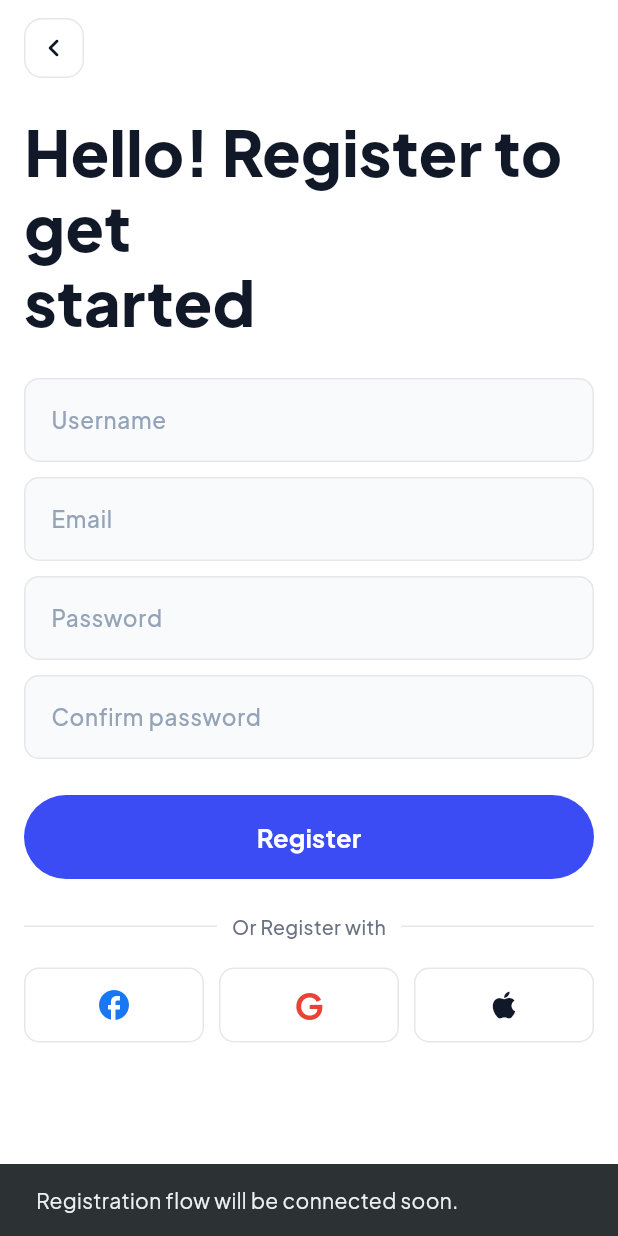
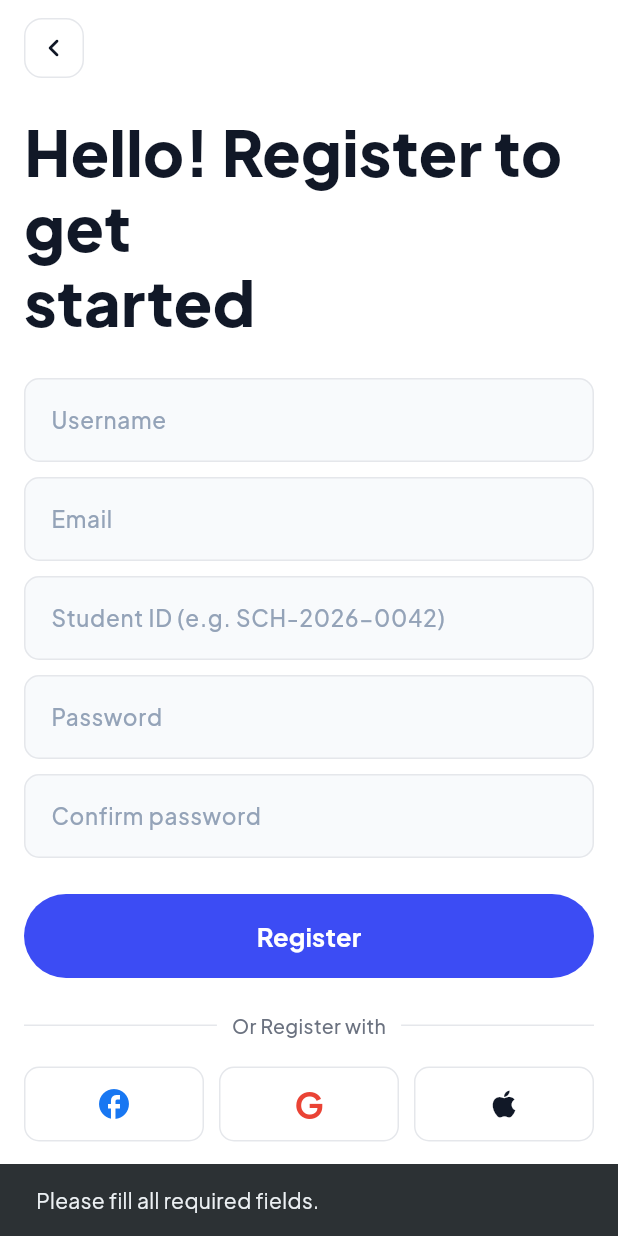
Before and after one commit to Methexx/UniVerse-App, a Flutter app: the screen it shows after launch, after a tap on "Login", after a tap on "Create an account", after a tap on "Register", on a phone screen of 412 x 824 dp. Run offline on Flutter 3.47's test engine with Material 3 defaults, Android fonts, the light colour scheme and no system bars; our stand-ins replace dio, flutter_secure_storage, go_router, google_fonts, shared_preferences; network calls fail.

Commit message:
feat: setup real api endpoints to auth

```diff
--- /dev/null
+++ b/lib/core/api/api_config.dart
@@ -0,0 +1,7 @@
+class ApiConfig {
+  // Android emulator uses 10.0.2.2 to access host machine localhost.
+  static const String baseUrl = String.fromEnvironment(
+    'API_BASE_URL',
+    defaultValue: 'http://10.0.2.2:5000',
+  );
+}
--- a/lib/core/di/service_locator.dart
+++ b/lib/core/di/service_locator.dart
@@ -1,3 +1,7 @@
+import 'package:flutter_secure_storage/flutter_secure_storage.dart';
+import 'package:universe_app/core/api/api_client.dart';
+import 'package:universe_app/core/api/api_config.dart';
+import 'package:universe_app/core/storage/secure_storage.dart';
 import 'package:universe_app/features/auth/repositories/auth_repository.dart';
 
 class ServiceLocator {
@@ -5,9 +9,16 @@ class ServiceLocator {
 
   static final ServiceLocator instance = ServiceLocator._();
 
+  late final ApiClient apiClient;
+  late final SecureStorageService secureStorageService;
   late final AuthRepository authRepository;
 
   void setup() {
-    authRepository = MockAuthRepository();
+    apiClient = ApiClient(baseUrl: ApiConfig.baseUrl);
+    secureStorageService = SecureStorageService(const FlutterSecureStorage());
+    authRepository = ApiAuthRepository(
+      dio: apiClient.dio,
+      secureStorage: secureStorageService,
+    );
   }
 }
--- a/lib/features/auth/repositories/auth_repository.dart
+++ b/lib/features/auth/repositories/auth_repository.dart
@@ -1,23 +1,181 @@
+import 'package:dio/dio.dart';
+import 'package:universe_app/core/api/api_endpoints.dart';
+import 'package:universe_app/core/storage/secure_storage.dart';
 import 'package:universe_app/features/auth/models/user_model.dart';
 
 abstract class AuthRepository {
   Future<UserModel> login({required String email, required String password});
+  Future<void> requestParentRegistrationOtp({
+    required String fullName,
+    required String email,
+    required String password,
+    required String studentIdNo,
+  });
+  Future<UserModel> verifyRegistrationOtp({
+    required String email,
+    required String otp,
+  });
+  Future<UserModel?> restoreSession();
+  Future<void> logout();
 }
 
-class MockAuthRepository implements AuthRepository {
+class ApiAuthRepository implements AuthRepository {
+  ApiAuthRepository({required Dio dio, required SecureStorageService secureStorage})
+      : _dio = dio,
+        _secureStorage = secureStorage;
+
+  final Dio _dio;
+  final SecureStorageService _secureStorage;
+
+  String _extractMessage(DioException error) {
+    final dynamic data = error.response?.data;
+    if (data is Map<String, dynamic>) {
+      final dynamic message = data['message'] ?? data['error'];
+      if (message is String && message.isNotEmpty) {
+        return message;
+      }
+    }
+    return 'Request failed. Please try again.';
+  }
+
+  Future<Map<String, dynamic>> _post(String path, {Map<String, dynamic>? data, Map<String, dynamic>? headers}) async {
+    try {
+      final Response<dynamic> response = await _dio.post<dynamic>(
+        path,
+        data: data,
+        options: Options(headers: headers),
+      );
+
+      final dynamic payload = response.data;
+      if (payload is! Map<String, dynamic>) {
+        throw Exception('Unexpected server response.');
+      }
+
+      return payload;
+    } on DioException catch (error) {
+      throw Exception(_extractMessage(error));
+    }
+  }
+
+  Future<Map<String, dynamic>> _extractDataEnvelope(Map<String, dynamic> payload) async {
+    final dynamic data = payload['data'];
+    if (data is! Map<String, dynamic>) {
+      throw Exception('Unexpected server response format.');
+    }
+    return data;
+  }
+
   @override
   Future<UserModel> login({required String email, required String password}) async {
-    await Future<void>.delayed(const Duration(milliseconds: 700));
+    final Map<String, dynamic> payload = await _post(
+      ApiEndpoints.login,
+      data: {
+        'email': email.trim(),
+        'password': password,
+      },
+    );
 
-    if (email.trim().isEmpty || password.trim().isEmpty) {
-      throw Exception('Email and password are required.');
+    final Map<String, dynamic> data = await _extractDataEnvelope(payload);
+    final String? token = data['token'] as String?;
+    final dynamic userJson = data['user'];
+
+    if (token == null || userJson is! Map<String, dynamic>) {
+      throw Exception('Invalid login response from server.');
     }
 
-    return UserModel(
-      id: 'mock-user-1',
-      email: email,
-      fullName: 'Student User',
-      role: 'student',
+    await _secureStorage.saveAccessToken(token);
+    return UserModel.fromJson(userJson);
+  }
+
+  @override
+  Future<void> requestParentRegistrationOtp({
+    required String fullName,
+    required String email,
+    required String password,
+    required String studentIdNo,
+  }) async {
+    await _post(
+      ApiEndpoints.register,
+      data: {
+        'full_name': fullName.trim(),
+        'email': email.trim(),
+        'password': password,
+        'role': 'parent',
+        'student_id_no': studentIdNo.trim(),
+      },
     );
   }
+
+  @override
+  Future<UserModel> verifyRegistrationOtp({
+    required String email,
+    required String otp,
+  }) async {
+    final Map<String, dynamic> verifyPayload = await _post(
+      ApiEndpoints.verifyOtp,
+      data: {
+        'email': email.trim(),
+        'otp': otp.trim(),
+      },
+    );
+
+    final Map<String, dynamic> data = await _extractDataEnvelope(verifyPayload);
+    final String? token = data['token'] as String?;
+    final dynamic userJson = data['user'];
+
+    if (token == null || userJson is! Map<String, dynamic>) {
+      throw Exception('Invalid OTP verification response from server.');
+    }
+
+    await _secureStorage.saveAccessToken(token);
+    return UserModel.fromJson(userJson);
+  }
+
+  @override
+  Future<UserModel?> restoreSession() async {
+    final String? token = await _secureStorage.getAccessToken();
+    if (token == null || token.isEmpty) {
+      return null;
+    }
+
+    try {
+      final Map<String, dynamic> payload = await _post(
+        ApiEndpoints.refresh,
+        headers: {'Authorization': 'Bearer $token'},
+      );
+
+      final Map<String, dynamic> data = await _extractDataEnvelope(payload);
+      final String? newToken = data['token'] as String?;
+      final dynamic userJson = data['user'];
+
+      if (newToken == null || userJson is! Map<String, dynamic>) {
+        await _secureStorage.clearAccessToken();
+        return null;
+      }
+
+      await _secureStorage.saveAccessToken(newToken);
+      return UserModel.fromJson(userJson);
+    } on Exception {
+      await _secureStorage.clearAccessToken();
+      return null;
+    }
+  }
+
+  @override
+  Future<void> logout() async {
+    final String? token = await _secureStorage.getAccessToken();
+
+    if (token != null && token.isNotEmpty) {
+      try {
+        await _post(
+          ApiEndpoints.logout,
+          headers: {'Authorization': 'Bearer $token'},
+        );
+      } on Exception {
+        // Always continue local logout even if network logout fails.
+      }
+    }
+
+    await _secureStorage.clearAccessToken();
+  }
 }
--- a/lib/features/auth/viewmodels/auth_viewmodel.dart
+++ b/lib/features/auth/viewmodels/auth_viewmodel.dart
@@ -9,6 +9,22 @@ class AuthViewModel extends BaseViewModel {
 
   UserModel? _currentUser;
   UserModel? get currentUser => _currentUser;
+  String? _pendingRegistrationEmail;
+
+  bool get isAuthenticated => _currentUser != null;
+
+  Future<bool> restoreSession() async {
+    setError(null);
+
+    try {
+      _currentUser = await _repository.restoreSession();
+      notifyListeners();
+      return _currentUser != null;
+    } catch (error) {
+      setError(error.toString().replaceFirst('Exception: ', ''));
+      return false;
+    }
+  }
 
   Future<bool> login({required String email, required String password}) async {
     setError(null);
@@ -25,8 +41,58 @@ class AuthViewModel extends BaseViewModel {
     }
   }
 
-  void logout() {
+  Future<bool> requestParentRegistrationOtp({
+    required String fullName,
+    required String email,
+    required String password,
+    required String studentIdNo,
+  }) async {
+    setError(null);
+    setLoading(true);
+
+    try {
+      await _repository.requestParentRegistrationOtp(
+        fullName: fullName,
+        email: email,
+        password: password,
+        studentIdNo: studentIdNo,
+      );
+      _pendingRegistrationEmail = email.trim();
+      return true;
+    } catch (error) {
+      setError(error.toString().replaceFirst('Exception: ', ''));
+      return false;
+    } finally {
+      setLoading(false);
+    }
+  }
+
+  Future<bool> verifyRegistrationOtp({required String otp}) async {
+    final String? email = _pendingRegistrationEmail;
+    if (email == null || email.isEmpty) {
+      setError('Please submit registration details first.');
+      return false;
+    }
+
+    setError(null);
+    setLoading(true);
+
+    try {
+      _currentUser = await _repository.verifyRegistrationOtp(email: email, otp: otp);
+      _pendingRegistrationEmail = null;
+      return true;
+    } catch (error) {
+      setError(error.toString().replaceFirst('Exception: ', ''));
+      return false;
+    } finally {
+      setLoading(false);
+    }
+  }
+
+  Future<void> logout() async {
+    await _repository.logout();
     _currentUser = null;
+    setError(null);
     notifyListeners();
   }
 }
--- a/lib/features/auth/views/login_screen.dart
+++ b/lib/features/auth/views/login_screen.dart
@@ -2,10 +2,7 @@ import 'package:flutter/material.dart';
 import 'package:go_router/go_router.dart';
 import 'package:provider/provider.dart';
 import 'package:universe_app/core/constants/app_routes.dart';
-import 'package:universe_app/core/constants/app_strings.dart';
 import 'package:universe_app/features/auth/viewmodels/auth_viewmodel.dart';
-import 'package:universe_app/shared/widgets/custom_button.dart';
-import 'package:universe_app/shared/widgets/custom_textfield.dart';
 
 class LoginScreen extends StatefulWidget {
   const LoginScreen({super.key});
--- a/lib/features/auth/views/register_screen.dart
+++ b/lib/features/auth/views/register_screen.dart
@@ -1,6 +1,8 @@
 import 'package:flutter/material.dart';
 import 'package:go_router/go_router.dart';
+import 'package:provider/provider.dart';
 import 'package:universe_app/core/constants/app_routes.dart';
+import 'package:universe_app/features/auth/viewmodels/auth_viewmodel.dart';
 
 class RegisterScreen extends StatefulWidget {
   const RegisterScreen({super.key});
@@ -12,23 +14,112 @@ class RegisterScreen extends StatefulWidget {
 class _RegisterScreenState extends State<RegisterScreen> {
   final TextEditingController _usernameController = TextEditingController();
   final TextEditingController _emailController = TextEditingController();
+  final TextEditingController _studentIdController = TextEditingController();
   final TextEditingController _passwordController = TextEditingController();
   final TextEditingController _confirmPasswordController =
       TextEditingController();
+  final TextEditingController _otpController = TextEditingController();
 
   @override
   void dispose() {
     _usernameController.dispose();
     _emailController.dispose();
+    _studentIdController.dispose();
     _passwordController.dispose();
     _confirmPasswordController.dispose();
+    _otpController.dispose();
     super.dispose();
   }
 
-  void _onRegisterPressed() {
+  Future<void> _onRegisterPressed() async {
+    final String fullName = _usernameController.text.trim();
+    final String email = _emailController.text.trim();
+    final String studentId = _studentIdController.text.trim();
+    final String password = _passwordController.text;
+    final String confirmPassword = _confirmPasswordController.text;
+
+    if (fullName.isEmpty || email.isEmpty || studentId.isEmpty || password.isEmpty) {
       ScaffoldMessenger.of(context).showSnackBar(
-      const SnackBar(content: Text('Registration flow will be connected soon.')),
+        const SnackBar(content: Text('Please fill all required fields.')),
       );
+      return;
+    }
+
+    if (password != confirmPassword) {
+      ScaffoldMessenger.of(context).showSnackBar(
+        const SnackBar(content: Text('Passwords do not match.')),
+      );
+      return;
+    }
+
+    final AuthViewModel viewModel = context.read<AuthViewModel>();
+    final bool requested = await viewModel.requestParentRegistrationOtp(
+      fullName: fullName,
+      email: email,
+      password: password,
+      studentIdNo: studentId,
+    );
+
+    if (!mounted) {
+      return;
+    }
+
+    if (!requested) {
+      final String message = viewModel.errorMessage ?? 'Registration failed.';
+      ScaffoldMessenger.of(context).showSnackBar(SnackBar(content: Text(message)));
+      return;
+    }
+
+    ScaffoldMessenger.of(context).showSnackBar(
+      const SnackBar(content: Text('OTP sent. Please check your email.')),
+    );
+
+    _otpController.clear();
+    final String? otp = await showDialog<String>(
+      context: context,
+      barrierDismissible: true,
+      builder: (context) {
+        return AlertDialog(
+          title: const Text('Enter OTP'),
+          content: TextField(
+            controller: _otpController,
+            keyboardType: TextInputType.number,
+            maxLength: 6,
+            decoration: const InputDecoration(
+              hintText: '6-digit code',
+              counterText: '',
+            ),
+          ),
+          actions: [
+            TextButton(
+              onPressed: () => Navigator.of(context).pop(),
+              child: const Text('Cancel'),
+            ),
+            ElevatedButton(
+              onPressed: () => Navigator.of(context).pop(_otpController.text.trim()),
+              child: const Text('Verify'),
+            ),
+          ],
+        );
+      },
+    );
+
+    if (!mounted || otp == null || otp.isEmpty) {
+      return;
+    }
+
+    final bool success = await viewModel.verifyRegistrationOtp(otp: otp);
+    if (!mounted) {
+      return;
+    }
+
+    if (success) {
+      context.go(AppRoutes.dashboard);
+      return;
+    }
+
+    final String message = viewModel.errorMessage ?? 'OTP verification failed.';
+    ScaffoldMessenger.of(context).showSnackBar(SnackBar(content: Text(message)));
   }
 
   InputDecoration _fieldDecoration(String hintText) {
@@ -123,6 +214,12 @@ class _RegisterScreenState extends State<RegisterScreen> {
                     ),
                     const SizedBox(height: 10),
                     TextField(
+                      controller: _studentIdController,
+                      textInputAction: TextInputAction.next,
+                      decoration: _fieldDecoration('Student ID (e.g. SCH-2026-0042)'),
+                    ),
+                    const SizedBox(height: 10),
+                    TextField(
                       controller: _passwordController,
                       obscureText: true,
                       textInputAction: TextInputAction.next,
@@ -139,8 +236,10 @@ class _RegisterScreenState extends State<RegisterScreen> {
                     const SizedBox(height: 24),
                     SizedBox(
                       height: 56,
-                      child: ElevatedButton(
-                        onPressed: _onRegisterPressed,
+                      child: Consumer<AuthViewModel>(
+                        builder: (context, viewModel, child) {
+                          return ElevatedButton(
+                            onPressed: viewModel.isLoading ? null : _onRegisterPressed,
                             style: ElevatedButton.styleFrom(
                               backgroundColor: const Color(0xFF3C4CF4),
                               foregroundColor: Colors.white,
@@ -149,7 +248,16 @@ class _RegisterScreenState extends State<RegisterScreen> {
                                 borderRadius: BorderRadius.circular(28),
                               ),
                             ),
-                        child: const Text(
+                            child: viewModel.isLoading
+                                ? const SizedBox(
+                                    width: 22,
+                                    height: 22,
+                                    child: CircularProgressIndicator(
+                                      strokeWidth: 2,
+                                      color: Colors.white,
+                                    ),
+                                  )
+                                : const Text(
                                     'Register',
                                     style: TextStyle(
                                       fontSize: 17,
@@ -157,6 +265,8 @@ class _RegisterScreenState extends State<RegisterScreen> {
                                       fontFamily: 'Plus Jakarta Sans',
                                     ),
                                   ),
+                          );
+                        },
                       ),
                     ),
                     const SizedBox(height: 22),
--- a/lib/features/splash/views/splash_screen.dart
+++ b/lib/features/splash/views/splash_screen.dart
@@ -2,8 +2,10 @@ import 'dart:async';
 
 import 'package:flutter/material.dart';
 import 'package:go_router/go_router.dart';
+import 'package:provider/provider.dart';
 import 'package:universe_app/core/constants/app_routes.dart';
 import 'package:universe_app/core/constants/app_strings.dart';
+import 'package:universe_app/features/auth/viewmodels/auth_viewmodel.dart';
 
 class SplashScreen extends StatefulWidget {
   const SplashScreen({super.key});
@@ -18,11 +20,24 @@ class _SplashScreenState extends State<SplashScreen> {
   @override
   void initState() {
     super.initState();
-    _redirectTimer = Timer(const Duration(milliseconds: 900), () {
+    WidgetsBinding.instance.addPostFrameCallback((_) {
+      _bootstrap();
+    });
+  }
+
+  Future<void> _bootstrap() async {
+    final AuthViewModel authViewModel = context.read<AuthViewModel>();
+    final bool isLoggedIn = await authViewModel.restoreSession();
+
+    if (!mounted) {
+      return;
+    }
+
+    _redirectTimer = Timer(const Duration(milliseconds: 600), () {
       if (!mounted) {
         return;
       }
-      context.go(AppRoutes.welcome);
+      context.go(isLoggedIn ? AppRoutes.dashboard : AppRoutes.welcome);
     });
   }
 
```
Also changed, not shown: lib/core/api/api_endpoints.dart (+7 -0 lines). Lines whose indentation alone changed are shown as unchanged.
